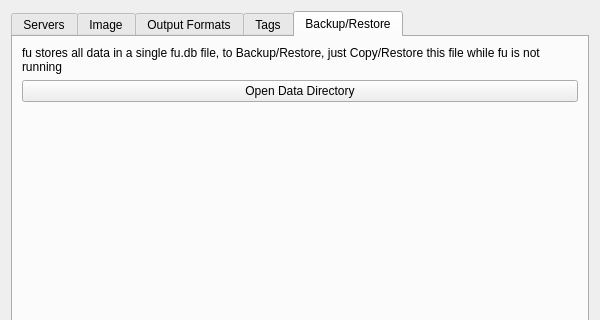
Qt form src/configdialog.ui (klesh/fu) before a commit; both pictures show x 0 to 600 and y 0 to 320 of the 600 by 600 pixel window.
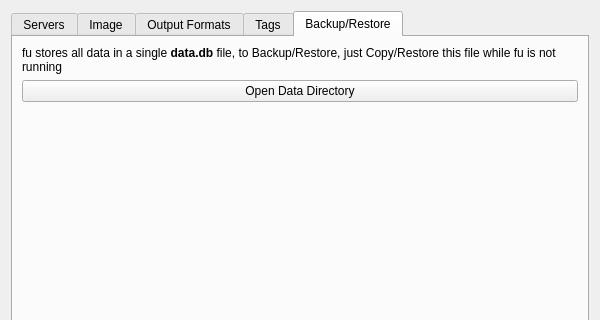
The same form after that commit. The open tabs and pages were chosen to show the change. Custom widgets are drawn as their Qt base class.

Diff of the .ui file:
```diff
--- a/src/configdialog.ui
+++ b/src/configdialog.ui
@@ -681,7 +681,7 @@
        <item>
         <widget class="QLabel" name="lblBackupRestoreHint">
          <property name="text">
-          <string>fu stores all data in a single fu.db file, to Backup/Restore, just Copy/Restore this file while fu is not running</string>
+          <string>&lt;html&gt;&lt;head/&gt;&lt;body&gt;&lt;p&gt;fu stores all data in a single &lt;span style=&quot; font-weight:600;&quot;&gt;data.db&lt;/span&gt; file, to Backup/Restore, just Copy/Restore this file while fu is not running&lt;/p&gt;&lt;/body&gt;&lt;/html&gt;</string>
          </property>
          <property name="wordWrap">
           <bool>true</bool>
```
Left out of the diff: 2 changed lines with no effect on the pictures.
